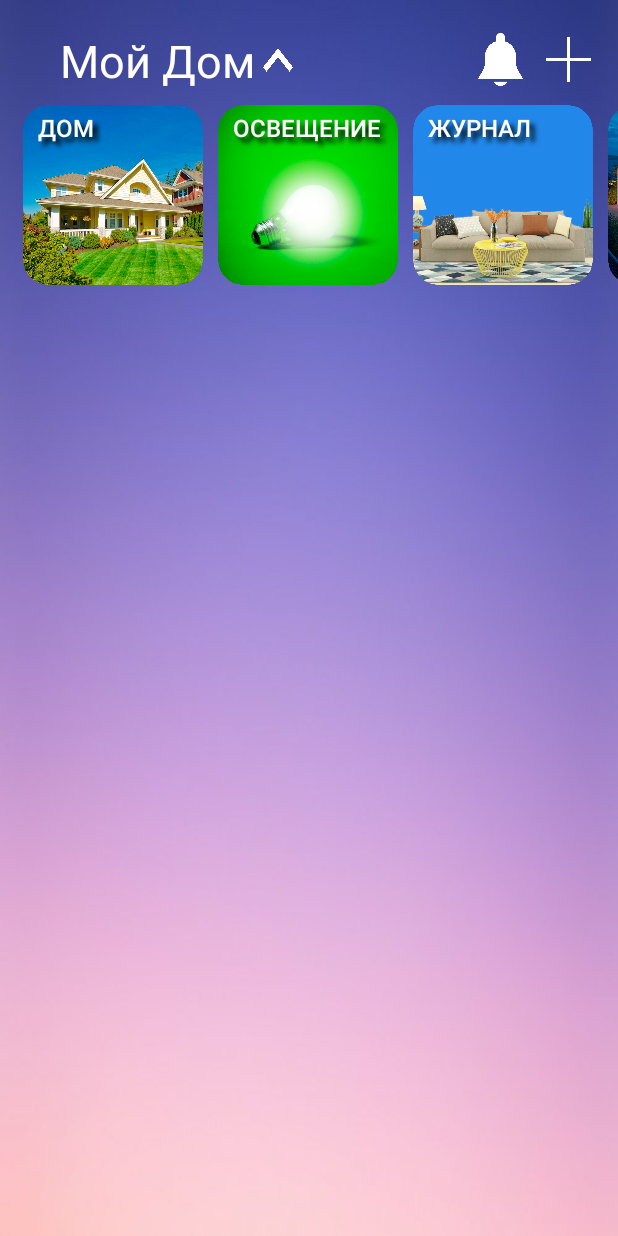
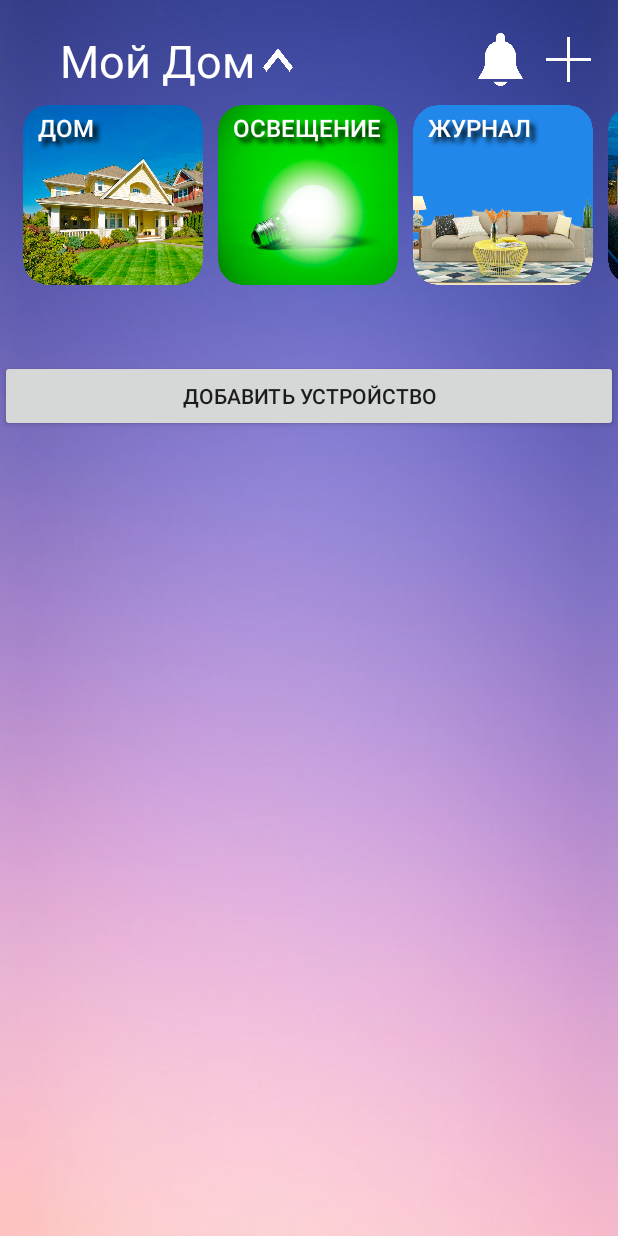
Before and after one commit to Enot124/SmartHouse, an Android app: the screen it shows after launch (MainActivity), on a phone screen of 412 x 824 dp. Run offline under Robolectric (Android 15) with nearby library versions, the phone set to English and light mode, and no system bars; our stand-ins replace Firebase (no records; nobody signed in at launch, a user with empty details on screens opened directly).

Commit message:
Add Device in MainActivity

```diff
--- a/app/src/main/java/com/example/smarthouse/Device.kt
+++ b/app/src/main/java/com/example/smarthouse/Device.kt
@@ -1,3 +1,5 @@
 package com.example.smarthouse
 
-data class Device(val id: Int,val name : String, val roomName : String, val room : Room, val imageId : Int, var state: Boolean)
+data class Device(
+    val id: Int,
+    val name: String, val roomName: String, val imageId: Int, var state: Boolean)
--- a/app/src/main/java/com/example/smarthouse/MainActivity.kt
+++ b/app/src/main/java/com/example/smarthouse/MainActivity.kt
@@ -12,9 +12,10 @@ import com.google.firebase.database.FirebaseDatabase
 import kotlinx.android.synthetic.main.room_item.*
 
 
-class MainActivity : AppCompatActivity() , RoomAdapter.Listener{
+class MainActivity : AppCompatActivity() , RoomAdapter.Listener, DeviceAdapter.ListenerDevice{
     lateinit var binding: ActivityMainBinding
     private var  adapter = RoomAdapter(this)
+    private var devAdapter = DeviceAdapter(this)
     var notification: Boolean = true
     lateinit var mDataBase : DatabaseReference
     private var USER_KEY = "Room"
@@ -47,13 +48,17 @@ class MainActivity : AppCompatActivity() , RoomAdapter.Listener{
             GoRoom()
         }
 
-
+        binding.btnAddDevice.setOnClickListener{
+            CreateDevice()
+        }
     }
 
     private fun init(){
         binding.apply {
             rcvRoom.layoutManager = LinearLayoutManager(this@MainActivity)
             rcvRoom.adapter = adapter
+            rcvDevice.layoutManager = LinearLayoutManager(this@MainActivity)
+            rcvDevice.adapter = devAdapter
         }
     }
 
@@ -94,6 +99,11 @@ class MainActivity : AppCompatActivity() , RoomAdapter.Listener{
         builder.show()
     }
 
+    fun CreateDevice(){
+        val device = Device(0,"Light","Room", R.drawable.device_off, false)
+        devAdapter.addRoom(device)
+    }
+
     fun ViewMenu()
     {
         if (binding.LayoutScrollMenu.visibility != View.GONE)
@@ -111,13 +121,13 @@ class MainActivity : AppCompatActivity() , RoomAdapter.Listener{
     fun GoHome()
     {
         binding.rcvRoom.visibility = View.VISIBLE
-        binding.rcvRoom.visibility = View.GONE
+        binding.llDeviceMenu.visibility = View.GONE
     }
 
     fun GoRoom()
     {
         binding.rcvRoom.visibility = View.GONE
-        binding.rcvRoom.visibility = View.VISIBLE
+        binding.llDeviceMenu.visibility = View.VISIBLE
     }
 
     fun SetNotification()
@@ -149,5 +159,9 @@ class MainActivity : AppCompatActivity() , RoomAdapter.Listener{
         builder.show()
     }
 
+    override fun OnSwitch(device: Device) {
+        TODO("Not yet implemented")
+    }
+
 
 }
--- a/app/src/main/res/layout/activity_main.xml
+++ b/app/src/main/res/layout/activity_main.xml
@@ -162,12 +162,24 @@
             </LinearLayout>
         </HorizontalScrollView>
 
-        <ExpandableListView
-            android:id="@+id/lvDevice"
+        <LinearLayout
+            android:id="@+id/llDeviceMenu"
             android:layout_width="match_parent"
-            android:layout_height="wrap_content">
+            android:layout_height="match_parent"
+            android:orientation="vertical">
 
-        </ExpandableListView>
+            <Button
+                android:id="@+id/btnAddDevice"
+                android:layout_width="match_parent"
+                android:layout_height="wrap_content"
+                android:text="Добавить устройство" />
+
+            <androidx.recyclerview.widget.RecyclerView
+                android:id="@+id/rcvDevice"
+                android:layout_width="match_parent"
+                android:layout_height="wrap_content" />
+
+        </LinearLayout>
 
         <androidx.recyclerview.widget.RecyclerView
             android:id="@+id/rcvRoom"
```
Also changed, not shown: app/src/main/java/com/example/smarthouse/DeviceAdapter.kt (added, +56 -0 lines), app/src/main/res/layout/device_item.xml (+13 -10 lines).
